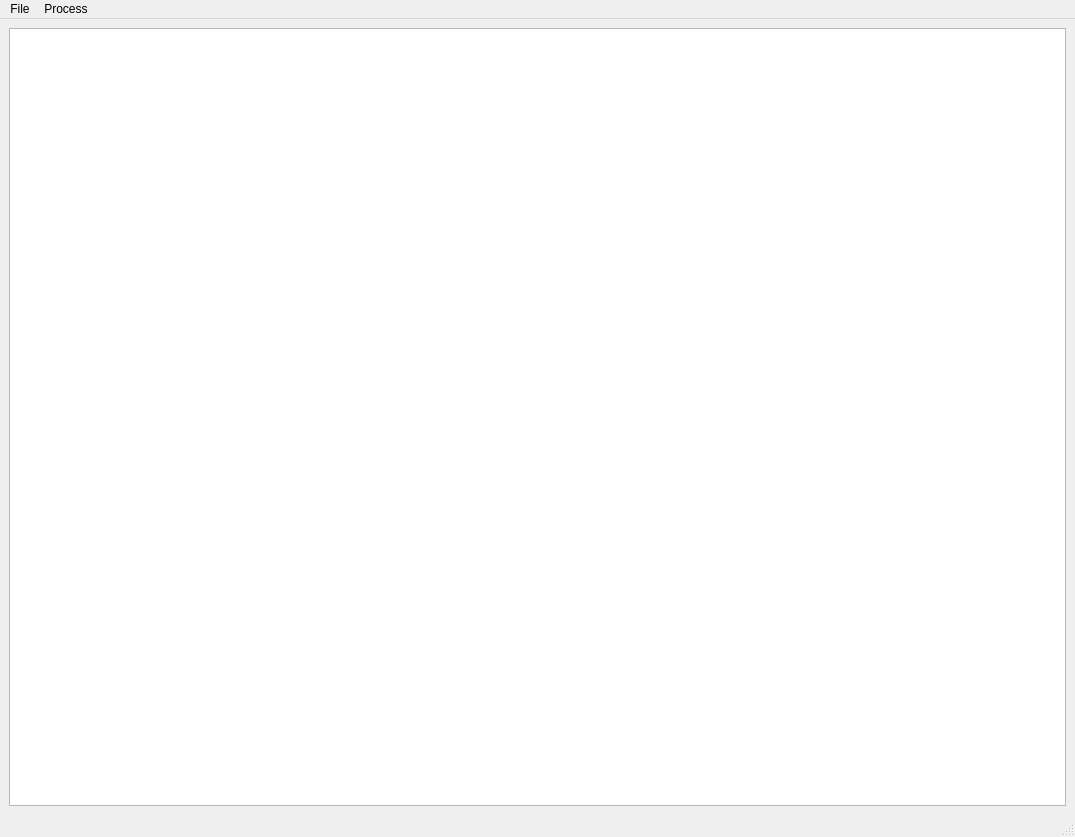
Above: image processing v1/main_window.ui from miclairy/Automated_Bloodstain_segmentation before the change. Below: the same form after it.
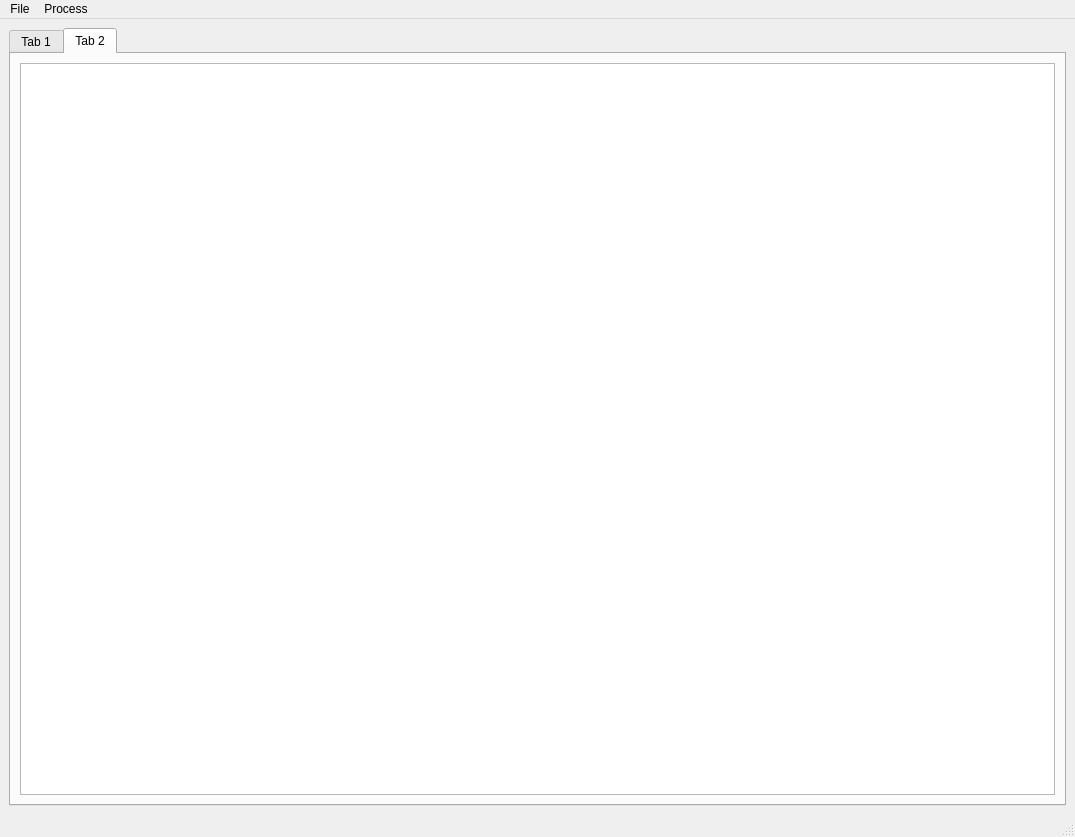
That is the form after the change. The open tabs and pages were chosen to show the change.

Commit message: added pattern data table and table

What changed in the file:
```diff
--- a/image processing v1/main_window.ui
+++ b/image processing v1/main_window.ui
@@ -25,7 +25,7 @@
    </property>
    <layout class="QGridLayout" name="gridLayout">
     <item row="0" column="0">
-     <layout class="QHBoxLayout" name="horizontalLayout">
+     <layout class="QHBoxLayout" name="horizontalLayout" stretch="0">
       <property name="sizeConstraint">
        <enum>QLayout::SetMinimumSize</enum>
       </property>
@@ -33,7 +33,55 @@
        <number>0</number>
       </property>
       <item>
-       <widget class="QTableWidget" name="tableWidget"/>
+       <widget class="QTabWidget" name="tabWidget">
+        <property name="currentIndex">
+         <number>0</number>
+        </property>
+        <property name="movable">
+         <bool>true</bool>
+        </property>
+        <widget class="QWidget" name="StainData">
+         <attribute name="title">
+          <string>Tab 1</string>
+         </attribute>
+         <layout class="QGridLayout" name="gridLayout_3">
+          <item row="0" column="0">
+           <layout class="QHBoxLayout" name="horizontalLayout_3">
+            <item>
+             <widget class="QTableWidget" name="tableWidget"/>
+            </item>
+           </layout>
+          </item>
+         </layout>
+        </widget>
+        <widget class="QWidget" name="PatternData">
+         <attribute name="title">
+          <string>Tab 2</string>
+         </attribute>
+         <layout class="QGridLayout" name="gridLayout_2">
+          <item row="0" column="0">
+           <layout class="QHBoxLayout" name="horizontalLayout_2" stretch="0">
+            <property name="sizeConstraint">
+             <enum>QLayout::SetMinimumSize</enum>
+            </property>
+            <item>
+             <widget class="QTableWidget" name="pattern_table_widget">
+              <property name="minimumSize">
+               <size>
+                <width>361</width>
+                <height>0</height>
+               </size>
+              </property>
+              <property name="autoFillBackground">
+               <bool>true</bool>
+              </property>
+             </widget>
+            </item>
+           </layout>
+          </item>
+         </layout>
+        </widget>
+       </widget>
       </item>
      </layout>
     </item>
```
The commit also changes 2 other files.
